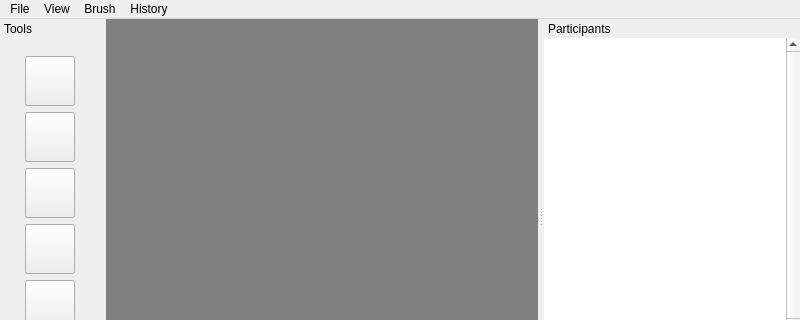
Before: the Qt Designer form RaptorPaint/mainwindow.ui in nickrak/RaptorPaint, drawn with Qt 5; both pictures show x 0 to 800 and y 0 to 320 of the 800 by 620 pixel window.
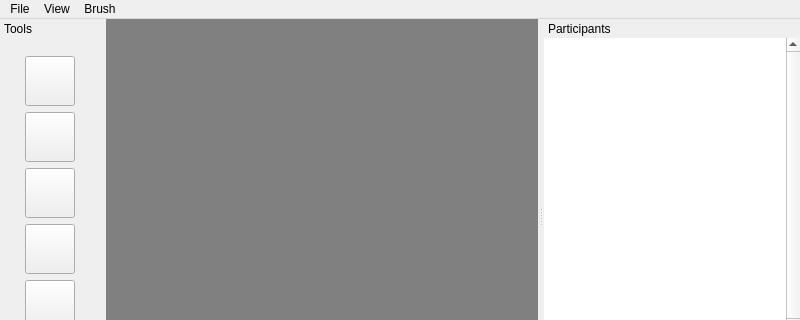
After: the same form once the commit is applied. Icons and pictures are not drawn. Custom widgets are drawn as their Qt base class.

Commit message: Removed History menu from main window

The edit to the form file:
```diff
--- a/RaptorPaint/mainwindow.ui
+++ b/RaptorPaint/mainwindow.ui
@@ -163,19 +163,9 @@
     <addaction name="actionDecrease_Size"/>
     <addaction name="actionDefault_Size"/>
    </widget>
-   <widget class="QMenu" name="menuHistory">
-    <property name="title">
-     <string>History</string>
-    </property>
-    <addaction name="actionUndo"/>
-    <addaction name="actionRedo"/>
-    <addaction name="separator"/>
-    <addaction name="actionMake_Snapshot"/>
-   </widget>
    <addaction name="menuFile"/>
    <addaction name="menuView"/>
    <addaction name="menuBrush"/>
-   <addaction name="menuHistory"/>
   </widget>
   <widget class="QDockWidget" name="participantList">
    <property name="minimumSize">
```
The commit also changes 2 other files.
